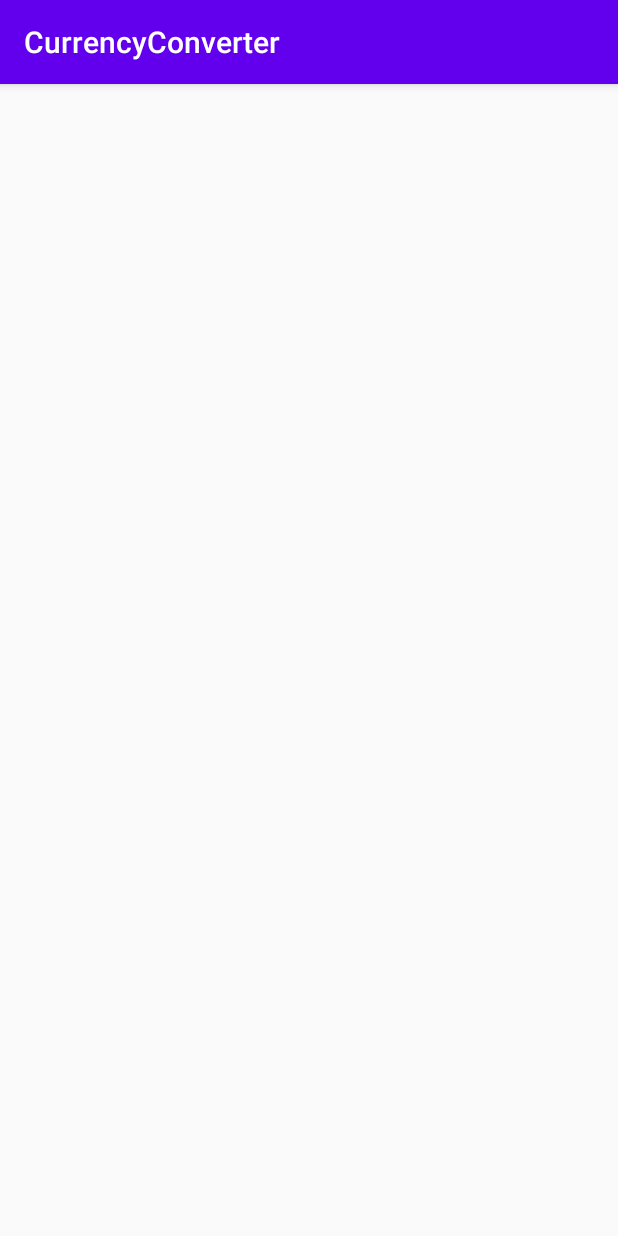
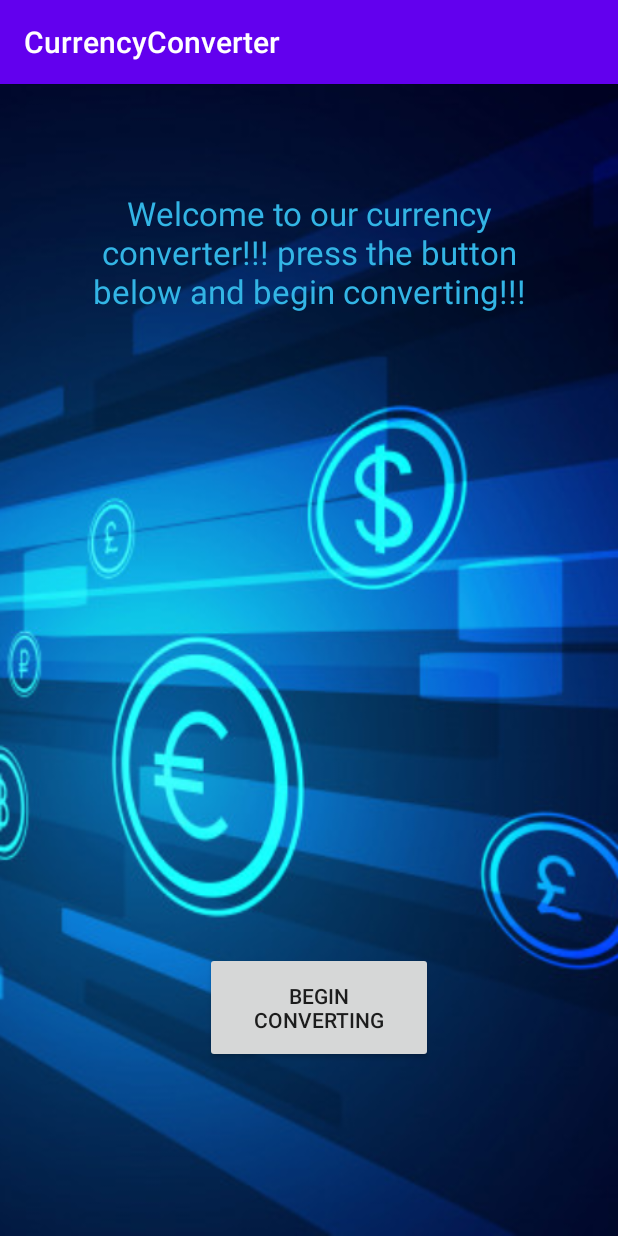
Before and after one commit to olil3/Currency-Convertor, an Android app: the opening_screen screen opened directly, with no data from a screen before it, on a phone screen of 412 x 824 dp. Run offline under Robolectric (Android 15) with nearby library versions, the phone set to English and light mode, and no system bars.

Commit message:
made the opening screen and created the intent from opening screen to main activity

```diff
--- a/app/src/main/AndroidManifest.xml
+++ b/app/src/main/AndroidManifest.xml
@@ -9,8 +9,8 @@
         android:roundIcon="@mipmap/ic_launcher_round"
         android:supportsRtl="true"
         android:theme="@style/AppTheme">
-        <activity android:name=".opening_screen"></activity>
-        <activity android:name=".MainActivity">
+        <activity android:name="com.leboys.currencyconverter.opening_screen" />
+        <activity android:name="com.leboys.currencyconverter.MainActivity">
             <intent-filter>
                 <action android:name="android.intent.action.MAIN" />
 
--- a/app/src/main/java/com/leboys/currencyconverter/MainActivity.java
+++ b/app/src/main/java/com/leboys/currencyconverter/MainActivity.java
@@ -3,6 +3,8 @@ package com.leboys.currencyconverter;
 import androidx.appcompat.app.AppCompatActivity;
 
 import android.os.Bundle;
+
+import com.leboys.currencyconverter.R;
 
 public class MainActivity extends AppCompatActivity {
 
--- a/app/src/main/java/com/leboys/currencyconverter/opening_screen.java
+++ b/app/src/main/java/com/leboys/currencyconverter/opening_screen.java
@@ -2,13 +2,26 @@ package com.leboys.currencyconverter;
 
 import androidx.appcompat.app.AppCompatActivity;
 
+import android.content.Intent;
 import android.os.Bundle;
+import android.view.View;
+import android.widget.Button;
 
 public class opening_screen extends AppCompatActivity {
+
+    Button button;
 
     @Override
     protected void onCreate(Bundle savedInstanceState) {
         super.onCreate(savedInstanceState);
         setContentView(R.layout.activity_opening_screen);
+        button = findViewById(R.id.enterButton);
+        button.setOnClickListener(new View.OnClickListener() {
+            @Override
+            public void onClick(View v) {
+                Intent intent1 = new Intent(opening_screen.this, MainActivity.class);
+                startActivity(intent1);
+            }
+        });
     }
 }
--- a/app/src/main/res/layout/activity_main.xml
+++ b/app/src/main/res/layout/activity_main.xml
@@ -4,7 +4,7 @@
     xmlns:tools="http://schemas.android.com/tools"
     android:layout_width="match_parent"
     android:layout_height="match_parent"
-    tools:context=".MainActivity"
+    tools:context="com.leboys.currencyconverter.MainActivity"
     android:background="@drawable/backgroundforCC"
     >
 
--- a/app/src/main/res/layout/activity_opening_screen.xml
+++ b/app/src/main/res/layout/activity_opening_screen.xml
@@ -4,6 +4,36 @@
     xmlns:tools="http://schemas.android.com/tools"
     android:layout_width="match_parent"
     android:layout_height="match_parent"
-    tools:context=".opening_screen">
+    tools:context="com.leboys.currencyconverter.opening_screen"
+    android:background="@drawable/background"
+    >
 
+    <TextView
+        android:id="@+id/intro_text"
+        android:layout_width="339dp"
+        android:layout_height="85dp"
+        android:layout_marginStart="36dp"
+        android:layout_marginTop="69dp"
+        android:layout_marginEnd="36dp"
+        android:text="Welcome to our currency converter!!! press the button below and begin converting!!!"
+        android:gravity="center_vertical|center_horizontal"
+        android:textColor="@android:color/holo_blue_light"
+        android:textAppearance="@style/TextAppearance.AppCompat.Large"
+        app:layout_constraintEnd_toEndOf="parent"
+        app:layout_constraintStart_toStartOf="parent"
+        app:layout_constraintTop_toTopOf="parent" />
+
+    <Button
+        android:id="@+id/enterButton"
+        android:layout_width="152dp"
+        android:layout_height="74dp"
+        android:layout_marginStart="136dp"
+        android:layout_marginTop="406dp"
+        android:layout_marginEnd="123dp"
+        android:layout_marginBottom="97dp"
+        android:text="@string/begin_converting"
+        app:layout_constraintBottom_toBottomOf="parent"
+        app:layout_constraintEnd_toEndOf="parent"
+        app:layout_constraintStart_toStartOf="parent"
+        app:layout_constraintTop_toBottomOf="@+id/intro_text" />
 </androidx.constraintlayout.widget.ConstraintLayout>
--- a/app/src/main/res/values/strings.xml
+++ b/app/src/main/res/values/strings.xml
@@ -7,4 +7,8 @@
     <string name="enter_amount">Enter amount</string>
     <string name="confirm">Confirm</string>
     <string name="result">Result</string>
+    <string name="welcome_to_our_currency_convertor_press_the_button_below_and_begin_converting">Welcome to our currency convertor!!! Press the button below and begin converting!!!</string>
+    <string name="welcome_to_our_currency_converter_press_the_button_below_and_begin_converting">welcome to our currency converter!!! press the button below and begin converting!!!</string>
+    <string name="Welcome_to_our_currency_converter_press_the_button_below_and_begin_converting">intro_text</string>
+    <string name="begin_converting">Begin converting</string>
 </resources>
```
Also changed, not shown: app/src/main/res/drawable-v24/background.png (added).
